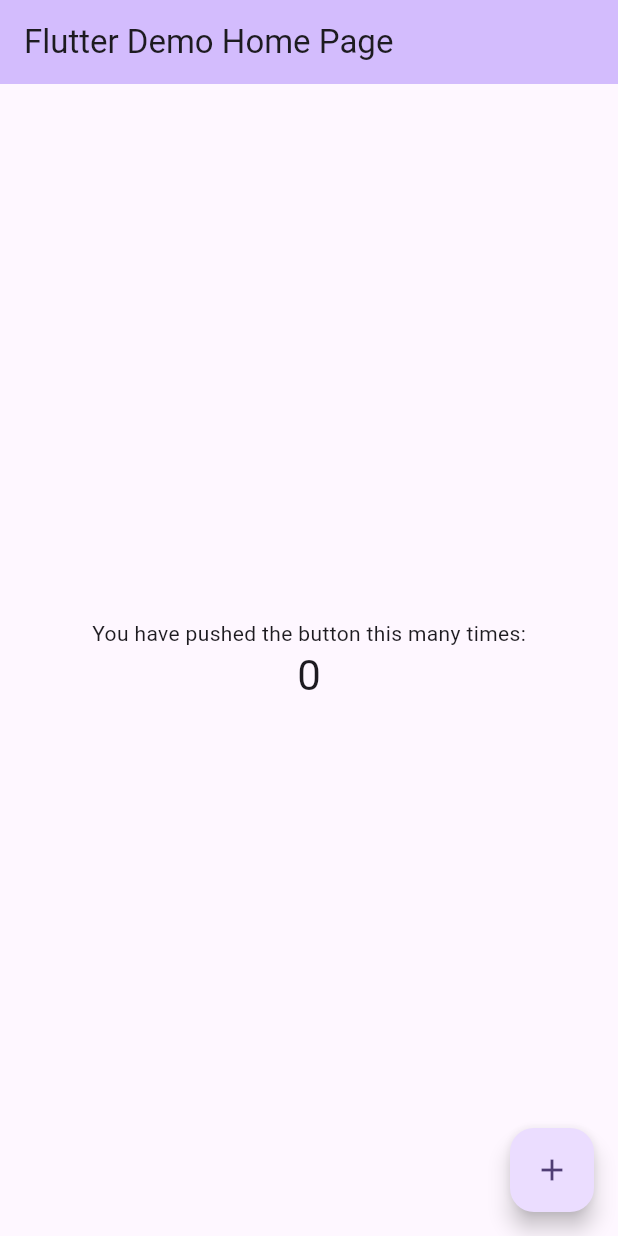
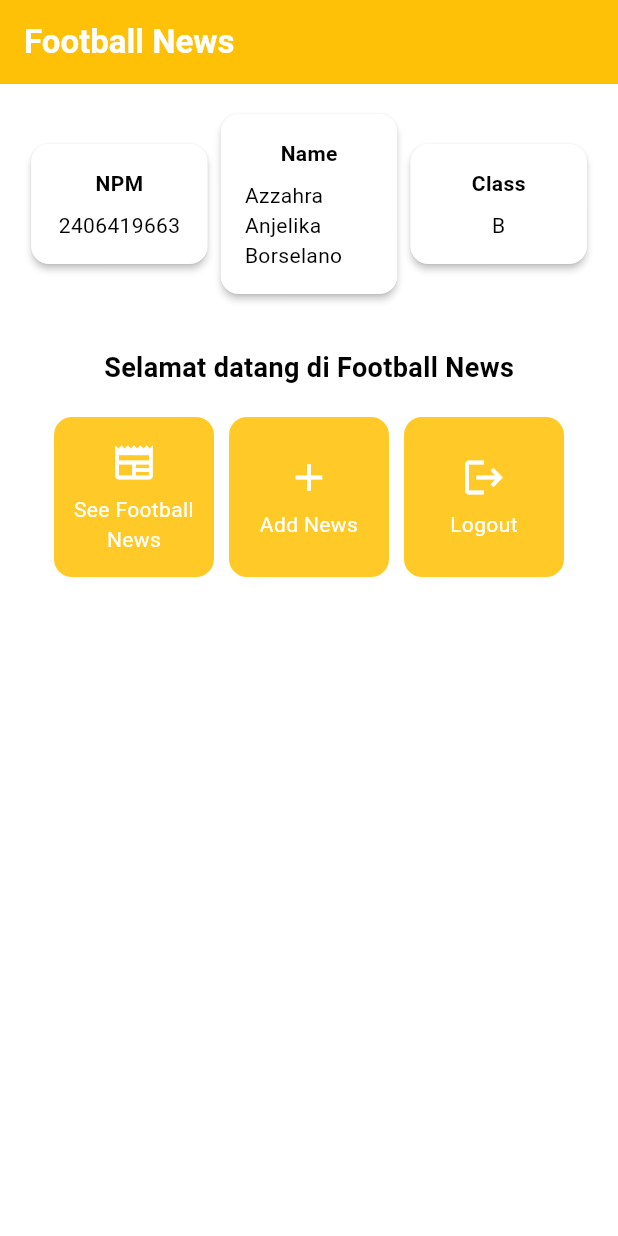
Before and after one commit to anjeelika/football-news-mobile, a Flutter app: the screen it shows after launch, on a phone screen of 412 x 824 dp. Run offline on Flutter 3.47's test engine with Material 3 defaults, Android fonts, the phone set to English and light mode, and no system bars.

Commit message:
tutorial 6

```diff
--- a/lib/main.dart
+++ b/lib/main.dart
@@ -1,4 +1,5 @@
 import 'package:flutter/material.dart';
+import 'package:football_news/menu.dart';
 
 void main() {
   runApp(const MyApp());
@@ -28,95 +29,10 @@ class MyApp extends StatelessWidget {
         //
         // This works for code too, not just values: Most code changes can be
         // tested with just a hot reload.
-        colorScheme: ColorScheme.fromSeed(seedColor: Colors.deepPurple),
+         colorScheme: ColorScheme.fromSwatch(primarySwatch: Colors.amber)
+ .copyWith(secondary: Colors.amber[400]),
       ),
-      home: const MyHomePage(title: 'Flutter Demo Home Page'),
+      home: MyHomePage(),
     );
   }
 }
-
-class MyHomePage extends StatefulWidget {
-  const MyHomePage({super.key, required this.title});
-
-  // This widget is the home page of your application. It is stateful, meaning
-  // that it has a State object (defined below) that contains fields that affect
-  // how it looks.
-
-  // This class is the configuration for the state. It holds the values (in this
-  // case the title) provided by the parent (in this case the App widget) and
-  // used by the build method of the State. Fields in a Widget subclass are
-  // always marked "final".
-
-  final String title;
-
-  @override
-  State<MyHomePage> createState() => _MyHomePageState();
-}
-
-class _MyHomePageState extends State<MyHomePage> {
-  int _counter = 0;
-
-  void _incrementCounter() {
-    setState(() {
-      // This call to setState tells the Flutter framework that something has
-      // changed in this State, which causes it to rerun the build method below
-      // so that the display can reflect the updated values. If we changed
-      // _counter without calling setState(), then the build method would not be
-      // called again, and so nothing would appear to happen.
-      _counter++;
-    });
-  }
-
-  @override
-  Widget build(BuildContext context) {
-    // This method is rerun every time setState is called, for instance as done
-    // by the _incrementCounter method above.
-    //
-    // The Flutter framework has been optimized to make rerunning build methods
-    // fast, so that you can just rebuild anything that needs updating rather
-    // than having to individually change instances of widgets.
-    return Scaffold(
-      appBar: AppBar(
-        // TRY THIS: Try changing the color here to a specific color (to
-        // Colors.amber, perhaps?) and trigger a hot reload to see the AppBar
-        // change color while the other colors stay the same.
-        backgroundColor: Theme.of(context).colorScheme.inversePrimary,
-        // Here we take the value from the MyHomePage object that was created by
-        // the App.build method, and use it to set our appbar title.
-        title: Text(widget.title),
-      ),
-      body: Center(
-        // Center is a layout widget. It takes a single child and positions it
-        // in the middle of the parent.
-        child: Column(
-          // Column is also a layout widget. It takes a list of children and
-          // arranges them vertically. By default, it sizes itself to fit its
-          // children horizontally, and tries to be as tall as its parent.
-          //
-          // Column has various properties to control how it sizes itself and
-          // how it positions its children. Here we use mainAxisAlignment to
-          // center the children vertically; the main axis here is the vertical
-          // axis because Columns are vertical (the cross axis would be
-          // horizontal).
-          //
-          // TRY THIS: Invoke "debug painting" (choose the "Toggle Debug Paint"
-          // action in the IDE, or press "p" in the console), to see the
-          // wireframe for each widget.
-          mainAxisAlignment: MainAxisAlignment.center,
-          children: <Widget>[
-            const Text('You have pushed the button this many times:'),
-            Text(
-              '$_counter',
-              style: Theme.of(context).textTheme.headlineMedium,
-            ),
-          ],
-        ),
-      ),
-      floatingActionButton: FloatingActionButton(
-        onPressed: _incrementCounter,
-        tooltip: 'Increment',
-        child: const Icon(Icons.add),
-      ), // This trailing comma makes auto-formatting nicer for build methods.
-    );
-  }
-}
--- /dev/null
+++ b/lib/menu.dart
@@ -0,0 +1,184 @@
+import 'package:flutter/material.dart';
+
+class MyHomePage extends StatelessWidget {
+  MyHomePage({super.key});
+  final String nama = "Azzahra Anjelika Borselano";
+  final String npm = "2406419663";
+  final String kelas = "B";
+
+  final List<ItemHomepage> items = [
+    ItemHomepage("See Football News", Icons.newspaper),
+    ItemHomepage("Add News", Icons.add),
+    ItemHomepage("Logout", Icons.logout),
+  ];
+
+  @override
+    Widget build(BuildContext context) {
+    // Scaffold menyediakan struktur dasar halaman dengan AppBar dan body.
+    return Scaffold(
+      // AppBar adalah bagian atas halaman yang menampilkan judul.
+      appBar: AppBar(
+        // Judul aplikasi "Football News" dengan teks putih dan tebal.
+        title: const Text(
+          'Football News',
+          style: TextStyle(
+            color: Colors.white,
+            fontWeight: FontWeight.bold,
+          ),
+        ),
+        // Warna latar belakang AppBar diambil dari skema warna tema aplikasi.
+        backgroundColor: Theme.of(context).colorScheme.primary,
+      ),
+      // Body halaman dengan padding di sekelilingnya.
+      body: Padding(
+        padding: const EdgeInsets.all(16.0),
+        // Menyusun widget secara vertikal dalam sebuah kolom.
+        child: Column(
+          crossAxisAlignment: CrossAxisAlignment.center,
+          children: [
+            // Row untuk menampilkan 3 InfoCard secara horizontal.
+            Row(
+              mainAxisAlignment: MainAxisAlignment.spaceEvenly,
+              children: [
+                InfoCard(title: 'NPM', content: npm),
+                InfoCard(title: 'Name', content: nama),
+                InfoCard(title: 'Class', content: kelas),
+              ],
+            ),
+
+            // Memberikan jarak vertikal 16 unit.
+            const SizedBox(height: 16.0),
+
+            // Menempatkan widget berikutnya di tengah halaman.
+            Center(
+              child: Column(
+                // Menyusun teks dan grid item secara vertikal.
+
+                children: [
+                  // Menampilkan teks sambutan dengan gaya tebal dan ukuran 18.
+                  const Padding(
+                    padding: EdgeInsets.only(top: 16.0),
+                    child: Text(
+                      'Selamat datang di Football News',
+                      style: TextStyle(
+                        fontWeight: FontWeight.bold,
+                        fontSize: 18.0,
+                      ),
+                    ),
+                  ),
+
+                  // Grid untuk menampilkan ItemCard dalam bentuk grid 3 kolom.
+                  GridView.count(
+                    primary: true,
+                    padding: const EdgeInsets.all(20),
+                    crossAxisSpacing: 10,
+                    mainAxisSpacing: 10,
+                    crossAxisCount: 3,
+                    // Agar grid menyesuaikan tinggi kontennya.
+                    shrinkWrap: true,
+
+                    // Menampilkan ItemCard untuk setiap item dalam list items.
+                    children: items.map((ItemHomepage item) {
+                      return ItemCard(item);
+                    }).toList(),
+                  ),
+                ],
+              ),
+            ),
+          ],
+        ),
+      ),
+    );
+    }
+}
+
+class InfoCard extends StatelessWidget {
+  // Kartu informasi yang menampilkan title dan content.
+
+  final String title;  // Judul kartu.
+  final String content;  // Isi kartu.
+
+  const InfoCard({super.key, required this.title, required this.content});
+
+  @override
+  Widget build(BuildContext context) {
+    return Card(
+      // Membuat kotak kartu dengan bayangan dibawahnya.
+      elevation: 2.0,
+      child: Container(
+        // Mengatur ukuran dan jarak di dalam kartu.
+        width: MediaQuery.of(context).size.width / 3.5, // menyesuaikan dengan lebar device yang digunakan.
+        padding: const EdgeInsets.all(16.0),
+        // Menyusun title dan content secara vertikal.
+        child: Column(
+          children: [
+            Text(
+              title,
+              style: const TextStyle(fontWeight: FontWeight.bold),
+            ),
+            const SizedBox(height: 8.0),
+            Text(content),
+          ],
+        ),
+      ),
+    );
+  }
+}
+
+class ItemCard extends StatelessWidget {
+  // Menampilkan kartu dengan ikon dan nama.
+  final ItemHomepage item;
+  const ItemCard(this.item, {super.key});
+
+  @override
+  Widget build(BuildContext context) {
+    return Material(
+      // Menentukan warna latar belakang dari tema aplikasi.
+      color: Theme.of(context).colorScheme.secondary,
+      // Membuat sudut kartu melengkung.
+      borderRadius: BorderRadius.circular(12),
+
+      child: InkWell(
+        // Aksi ketika kartu ditekan.
+        onTap: () {
+          // Menampilkan pesan SnackBar saat kartu ditekan.
+          ScaffoldMessenger.of(context)
+            ..hideCurrentSnackBar()
+            ..showSnackBar(
+              SnackBar(content: Text("Kamu telah menekan tombol ${item.name}!"))
+            );
+        },
+        // Container untuk menyimpan Icon dan Text
+        child: Container(
+          padding: const EdgeInsets.all(8),
+          child: Center(
+            child: Column(
+              // Menyusun ikon dan teks di tengah kartu.
+              mainAxisAlignment: MainAxisAlignment.center,
+              children: [
+                Icon(
+                  item.icon,
+                  color: Colors.white,
+                  size: 30.0,
+                ),
+                const Padding(padding: EdgeInsets.all(3)),
+                Text(
+                  item.name,
+                  textAlign: TextAlign.center,
+                  style: const TextStyle(color: Colors.white),
+                ),
+              ],
+            ),
+          ),
+        ),
+      ),
+    );
+  }
+}
+
+class ItemHomepage {
+ final String name;
+ final IconData icon;
+
+ ItemHomepage(this.name, this.icon);
+}
```
